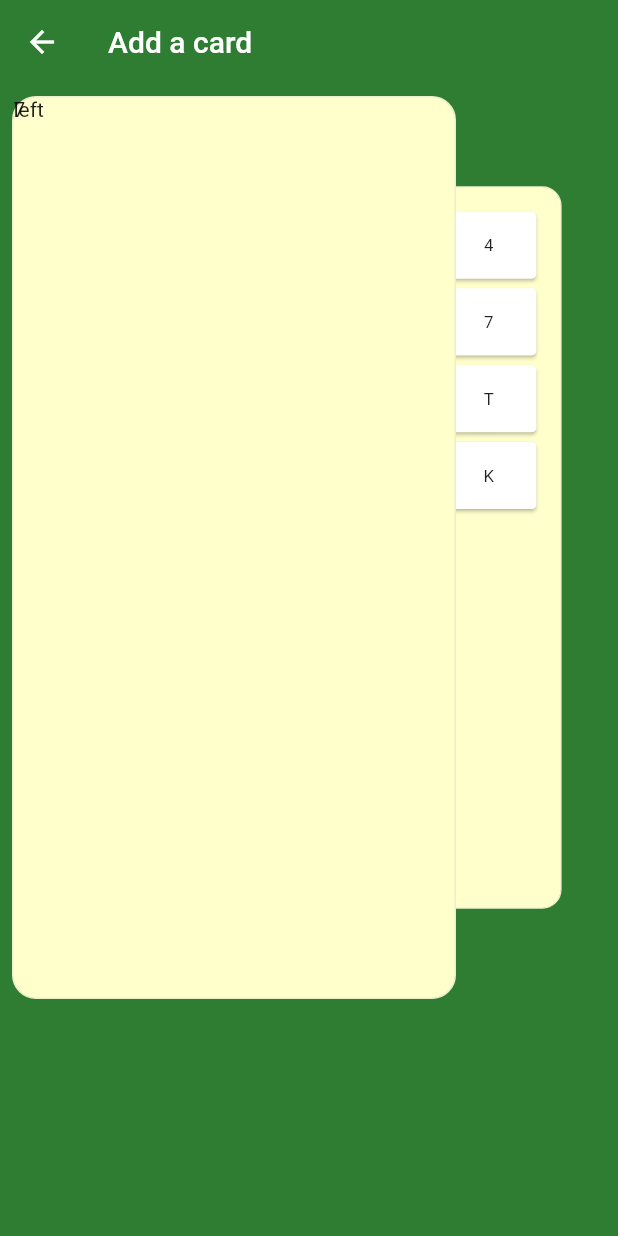
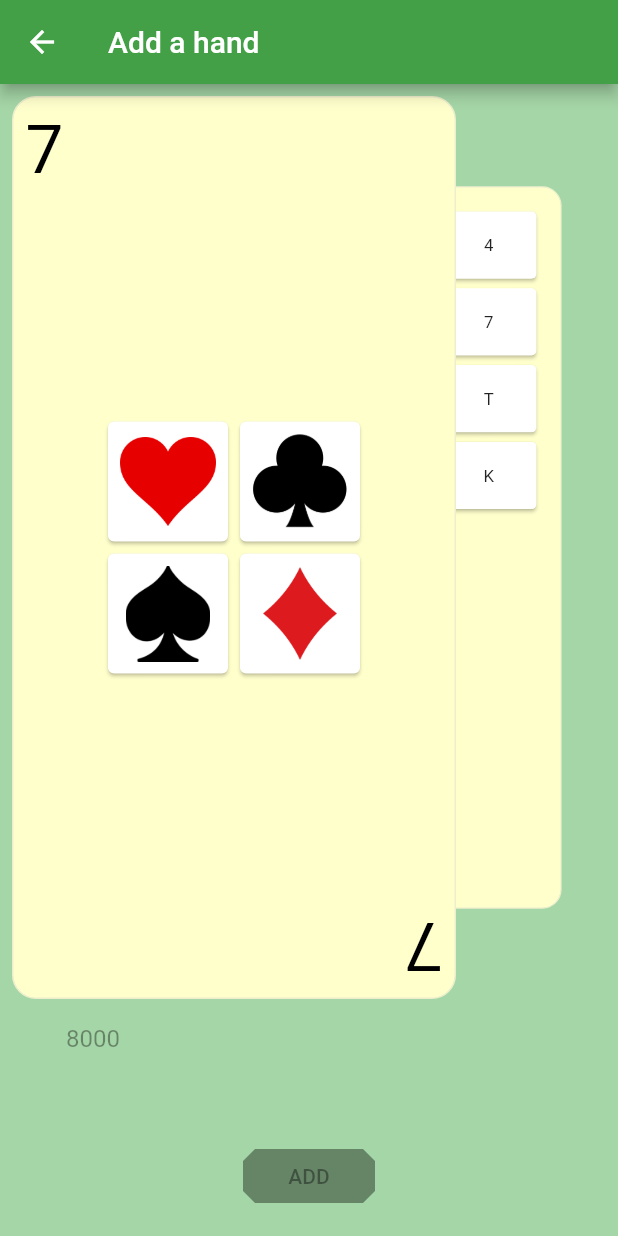
Before and after one commit to MarcinusX/poker_hand_history, a Flutter app: the CardPicker screen opened directly, after a tap on an icon or button, on a phone screen of 412 x 824 dp. Run offline on Flutter 3.47's test engine with Material 2 defaults, Android fonts, the phone set to English and light mode, and no system bars.

Commit message:
A lot of stuff

```diff
--- a/lib/card_picker.dart
+++ b/lib/card_picker.dart
@@ -1,7 +1,13 @@
 import 'package:flutter/material.dart';
+import 'package:poker_hand_history/card.dart';
 import 'package:poker_hand_history/card_view.dart';
+import 'package:poker_hand_history/hand.dart';
 
 class CardPicker extends StatefulWidget {
+  final num initialStack;
+
+  const CardPicker({Key key, this.initialStack}) : super(key: key);
+
   @override
   _CardPickerState createState() => _CardPickerState();
 }
@@ -9,6 +15,10 @@ class CardPicker extends StatefulWidget {
 class _CardPickerState extends State<CardPicker>
     with SingleTickerProviderStateMixin {
   AnimationController _animationController;
+  PlayingCard leftCard;
+  PlayingCard rightCard;
+  final leftKey = new GlobalKey();
+  final rightKey = new GlobalKey();
 
   @override
   void initState() {
@@ -21,11 +31,14 @@ class _CardPickerState extends State<CardPicker>
   Widget build(BuildContext context) {
     return new Scaffold(
       appBar: new AppBar(
-        elevation: 0.0,
-        backgroundColor: Colors.transparent,
-        title: new Text("Add a card"),
+//        elevation: 0.0,
+//        textTheme: Theme.of(context).primaryTextTheme,
+//        backgroundColor: Colors.transparent,
+        title: new Text(
+          "Add a hand",
+        ),
       ),
-      backgroundColor: Colors.green[800],
+//      backgroundColor: Colors.green[400],
       body: new AnimatedBuilder(
         animation: _animationController,
         builder: (context, child) =>
@@ -37,17 +50,54 @@ class _CardPickerState extends State<CardPicker>
   }
 
   List<Widget> _buildStackChildren() {
-    List<Widget> cards;
+    List<Widget> children = [];
+    children.addAll(_buildCardViews());
+    children.add(
+      Align(
+        alignment: Alignment.bottomCenter,
+        child: new Column(
+          mainAxisAlignment: MainAxisAlignment.end,
+          children: <Widget>[
+            new Padding(
+              padding: const EdgeInsets.symmetric(horizontal: 32.0),
+              child: new TextField(
+                keyboardType: TextInputType.number,
+                enabled: this.leftCard != null && this.rightCard != null,
+                decoration: new InputDecoration(
+                  helperText: "Stack after the hand",
+                  hintText: "8000",
+                ),
+              ),
+            ),
+            new Padding(
+              padding: const EdgeInsets.all(16.0),
+              child: new RaisedButton(
+                color: Theme
+                    .of(context)
+                    .accentColor,
+                shape: new BeveledRectangleBorder(
+                  borderRadius: BorderRadius.all(Radius.circular(8.0)),
+                ),
+                onPressed: this.leftCard != null && this.rightCard != null
+                    ? _onAccept
+                    : null,
+                child: new Text("ADD"),
+              ),
+            ),
+          ],
+        ),
+      ),
+    );
+    return children;
+  }
+
+  List<Widget> _buildCardViews() {
+    List<Widget> cards = [
+      _buildLeftCard(),
+      _buildRightCard(),
+    ];
     if (_animationController.value < 0.5) {
-      cards = [
-        _buildRightCard(),
-        _buildLeftCard(),
-      ];
-    } else {
-      cards = [
-        _buildLeftCard(),
-        _buildRightCard(),
-      ];
+      cards = cards.reversed.toList();
     }
 
     return cards;
@@ -67,10 +117,10 @@ class _CardPickerState extends State<CardPicker>
               1 - 0.2 * _animationController.value,
             ),
           child: new CardView(
+            key: leftKey,
             onTap: () => _animationController.reverse(),
-            onRankPicked: (rank) => print(rank),
+            onCardPicked: _onLeftCardPicked,
             enabled: _animationController.isDismissed,
-            title: "left",
           ),
         ),
       ),
@@ -91,13 +141,34 @@ class _CardPickerState extends State<CardPicker>
               1 - 0.2 * (1 - _animationController.value),
             ),
           child: new CardView(
+            key: rightKey,
             onTap: () => _animationController.forward(),
-            onRankPicked: (rank) => print(rank),
+            onCardPicked: _onRightCardPicked,
             enabled: _animationController.isCompleted,
-            title: "right",
           ),
         ),
       ),
     );
   }
+
+  _onLeftCardPicked(PlayingCard card) {
+    _animationController.forward();
+    setState(() {
+      this.leftCard = card;
+    });
+  }
+
+  _onRightCardPicked(PlayingCard card) {
+    setState(() {
+      this.rightCard = card;
+    });
+  }
+
+  _onAccept() {
+    Navigator.of(context).pop(new Hand(
+      this.leftCard,
+      this.rightCard,
+      widget.initialStack,
+    ));
+  }
 }
--- a/lib/card_view.dart
+++ b/lib/card_view.dart
@@ -1,18 +1,20 @@
+import 'dart:math' as math;
+
 import 'package:flutter/material.dart';
 import 'package:poker_hand_history/card.dart';
+import 'package:poker_hand_history/suit_widget.dart';
 
 class CardView extends StatefulWidget {
-  final String title;
   final Function onTap;
-  final Function(Rank) onRankPicked;
+  final Function(PlayingCard) onCardPicked;
+  final bool alignLeft;
   final bool enabled;
 
-  const CardView(
-      {Key key,
-      this.onTap,
-      this.onRankPicked,
-      this.enabled = false,
-      this.title})
+  const CardView({Key key,
+    this.onTap,
+    this.onCardPicked,
+    this.enabled = false,
+    this.alignLeft = true})
       : super(key: key);
 
   @override
@@ -21,6 +23,7 @@ class CardView extends StatefulWidget {
 
 class _CardViewState extends State<CardView> {
   Rank rank;
+  Suit suit;
 
   @override
   Widget build(BuildContext context) {
@@ -46,18 +49,95 @@ class _CardViewState extends State<CardView> {
           padding: const EdgeInsets.symmetric(horizontal: 16.0, vertical: 16.0),
           child: ranks(),
         ),
-        _chosenRank(),
-        new Text(widget.title),
+        new Positioned(
+          left: 0.0,
+          top: 0.0,
+          child: _chosenCard(),
+        ),
+        new Positioned(
+          right: 0.0,
+          bottom: 0.0,
+          child: new Transform.rotate(
+            angle: math.pi,
+            child: _chosenCard(),
+          ),
+        ),
+        new Align(alignment: Alignment.center, child: suits()),
       ],
     );
   }
 
-  Widget _chosenRank() {
-    if (this.rank == null) {
+  Widget _chosenCard() {
+    Widget rankWidget = new Container();
+    Widget suitWidget = new Container();
+    Color color = (this.suit != null &&
+        (this.suit == Suit.HEARTS || this.suit == Suit.DIAMONDS))
+        ? Colors.red
+        : Colors.black;
+    if (this.rank != null) {
+      rankWidget = new Text(
+        rankToSymbol(rank),
+        style: Theme
+            .of(context)
+            .textTheme
+            .display2
+            .copyWith(color: color),
+      );
+    }
+    if (this.suit != null) {
+      suitWidget = new SuitWidget(
+        suit: this.suit,
+        height: 26.0,
+        width: 26.0,
+      );
+    }
+
+    return new Padding(
+      padding: const EdgeInsets.all(8.0),
+      child: new Column(
+        children: <Widget>[
+          rankWidget,
+          suitWidget,
+        ],
+      ),
+    );
+  }
+
+  Widget suits() {
+    if (!(this.rank != null && this.suit == null)) {
       return new Container();
-    } else {
-      return new Text(rankToSymbol(rank));
     }
+    return new Column(
+      mainAxisAlignment: MainAxisAlignment.center,
+      children: <Widget>[
+        new Row(
+          mainAxisAlignment: MainAxisAlignment.center,
+          children: <Widget>[
+            _suitCard(Suit.HEARTS),
+            _suitCard(Suit.CLUBS),
+          ],
+        ),
+        new Row(
+          mainAxisAlignment: MainAxisAlignment.center,
+          children: <Widget>[
+            _suitCard(Suit.SPADES),
+            _suitCard(Suit.DIAMONDS),
+          ],
+        ),
+      ],
+    );
+  }
+
+  Widget _suitCard(Suit suit) {
+    return new GestureDetector(
+      onTap: () => _onSuitPicked(suit),
+      child: new Card(
+        child: new Padding(
+          padding: const EdgeInsets.all(8.0),
+          child: SuitWidget(suit: suit, height: 64.0, width: 64.0),
+        ),
+      ),
+    );
   }
 
   Widget ranks() {
@@ -124,7 +204,7 @@ class _CardViewState extends State<CardView> {
     return new GestureDetector(
       onTap: () {
         if (widget.enabled) {
-          widget?.onRankPicked(rank);
+          //widget?.onCardPicked(rank);
           setState(() {
             this.rank = rank;
           });
@@ -139,4 +219,11 @@ class _CardViewState extends State<CardView> {
       ),
     );
   }
+
+  _onSuitPicked(Suit suit) {
+    setState(() {
+      this.suit = suit;
+    });
+    widget?.onCardPicked(new PlayingCard(this.rank, suit));
+  }
 }
--- /dev/null
+++ b/lib/cut_corners_border.dart
@@ -0,0 +1,139 @@
+// Copyright 2018-present the Flutter authors. All Rights Reserved.
+//
+// Licensed under the Apache License, Version 2.0 (the "License");
+// you may not use this file except in compliance with the License.
+// You may obtain a copy of the License at
+//
+// http://www.apache.org/licenses/LICENSE-2.0
+//
+// Unless required by applicable law or agreed to in writing, software
+// distributed under the License is distributed on an "AS IS" BASIS,
+// WITHOUT WARRANTIES OR CONDITIONS OF ANY KIND, either express or implied.
+// See the License for the specific language governing permissions and
+// limitations under the License.
+
+import 'dart:ui' show lerpDouble;
+
+import 'package:flutter/material.dart';
+import 'package:flutter/widgets.dart';
+
+class CutCornersBorder extends OutlineInputBorder {
+  const CutCornersBorder({
+    BorderSide borderSide: BorderSide.none,
+    BorderRadius borderRadius: const BorderRadius.all(Radius.circular(2.0)),
+    this.cut: 7.0,
+    double gapPadding: 2.0,
+  }) : super(
+            borderSide: borderSide,
+            borderRadius: borderRadius,
+            gapPadding: gapPadding);
+
+  @override
+  CutCornersBorder copyWith({
+    BorderSide borderSide,
+    BorderRadius borderRadius,
+    double gapPadding,
+    double cut,
+  }) {
+    return CutCornersBorder(
+      borderRadius: borderRadius ?? this.borderRadius,
+      borderSide: borderSide ?? this.borderSide,
+      cut: cut ?? this.cut,
+      gapPadding: gapPadding ?? this.gapPadding,
+    );
+  }
+
+  final double cut;
+
+  @override
+  ShapeBorder lerpFrom(ShapeBorder a, double t) {
+    if (a is CutCornersBorder) {
+      final CutCornersBorder outline = a;
+      return CutCornersBorder(
+        borderRadius: BorderRadius.lerp(outline.borderRadius, borderRadius, t),
+        borderSide: BorderSide.lerp(outline.borderSide, borderSide, t),
+        cut: cut,
+        gapPadding: outline.gapPadding,
+      );
+    }
+    return super.lerpFrom(a, t);
+  }
+
+  @override
+  ShapeBorder lerpTo(ShapeBorder b, double t) {
+    if (b is CutCornersBorder) {
+      final CutCornersBorder outline = b;
+      return CutCornersBorder(
+        borderRadius: BorderRadius.lerp(borderRadius, outline.borderRadius, t),
+        borderSide: BorderSide.lerp(borderSide, outline.borderSide, t),
+        cut: cut,
+        gapPadding: outline.gapPadding,
+      );
+    }
+    return super.lerpTo(b, t);
+  }
+
+  Path _notchedCornerPath(Rect center,
+      [double start = 0.0, double extent = 0.0]) {
+    final Path path = Path();
+    if (start > 0.0 || extent > 0.0) {
+      path.relativeMoveTo(extent + start, center.top);
+      _notchedSidesAndBottom(center, path);
+      path..lineTo(center.left + cut, center.top)..lineTo(start, center.top);
+    } else {
+      path.moveTo(center.left + cut, center.top);
+      _notchedSidesAndBottom(center, path);
+      path.lineTo(center.left + cut, center.top);
+    }
+    return path;
+  }
+
+  Path _notchedSidesAndBottom(Rect center, Path path) {
+    return path
+      ..lineTo(center.right - cut, center.top)
+      ..lineTo(center.right, center.top + cut)
+      ..lineTo(center.right, center.top + center.height - cut)
+      ..lineTo(center.right - cut, center.top + center.height)
+      ..lineTo(center.left + cut, center.top + center.height)
+      ..lineTo(center.left, center.top + center.height - cut)
+      ..lineTo(center.left, center.top + cut);
+  }
+
+  @override
+  void paint(
+    Canvas canvas,
+    Rect rect, {
+    double gapStart,
+    double gapExtent: 0.0,
+    double gapPercentage: 0.0,
+    TextDirection textDirection,
+  }) {
+    assert(gapExtent != null);
+    assert(gapPercentage >= 0.0 && gapPercentage <= 1.0);
+
+    final Paint paint = borderSide.toPaint();
+    final RRect outer = borderRadius.toRRect(rect);
+    if (gapStart == null || gapExtent <= 0.0 || gapPercentage == 0.0) {
+      canvas.drawPath(_notchedCornerPath(outer.middleRect), paint);
+    } else {
+      final double extent =
+          lerpDouble(0.0, gapExtent + gapPadding * 2.0, gapPercentage);
+      switch (textDirection) {
+        case TextDirection.rtl:
+          {
+            final Path path = _notchedCornerPath(
+                outer.middleRect, gapStart + gapPadding - extent, extent);
+            canvas.drawPath(path, paint);
+            break;
+          }
+        case TextDirection.ltr:
+          {
+            final Path path = _notchedCornerPath(
+                outer.middleRect, gapStart - gapPadding, extent);
+            canvas.drawPath(path, paint);
+            break;
+          }
+      }
+    }
+  }
+}
--- /dev/null
+++ b/lib/hand.dart
@@ -0,0 +1,9 @@
+import 'package:poker_hand_history/card.dart';
+
+class Hand {
+  PlayingCard leftCard;
+  PlayingCard rightCard;
+  num stack;
+
+  Hand(this.leftCard, this.rightCard, this.stack);
+}
--- /dev/null
+++ b/lib/suit_widget.dart
@@ -0,0 +1,39 @@
+import 'package:flutter/material.dart';
+import 'package:poker_hand_history/card.dart';
+
+class SuitWidget extends StatelessWidget {
+  final Suit suit;
+  final double height;
+  final double width;
+
+  const SuitWidget({
+    Key key,
+    this.suit,
+    this.height,
+    this.width,
+  }) : super(key: key);
+
+  @override
+  Widget build(BuildContext context) {
+    return new Image.asset(
+      _getAssetName(suit),
+      height: height,
+      width: width,
+    );
+  }
+
+  String _getAssetName(Suit suit) {
+    switch (suit) {
+      case Suit.CLUBS:
+        return 'images/clubs.png';
+      case Suit.DIAMONDS:
+        return 'images/diamonds.png';
+      case Suit.HEARTS:
+        return 'images/hearts.png';
+      case Suit.SPADES:
+        return 'images/spades.png';
+      default:
+        return null;
+    }
+  }
+}
```
Also changed, not shown: lib/main.dart (+10 -16 lines), lib/main_scaffold.dart (added, +67 -0 lines).
